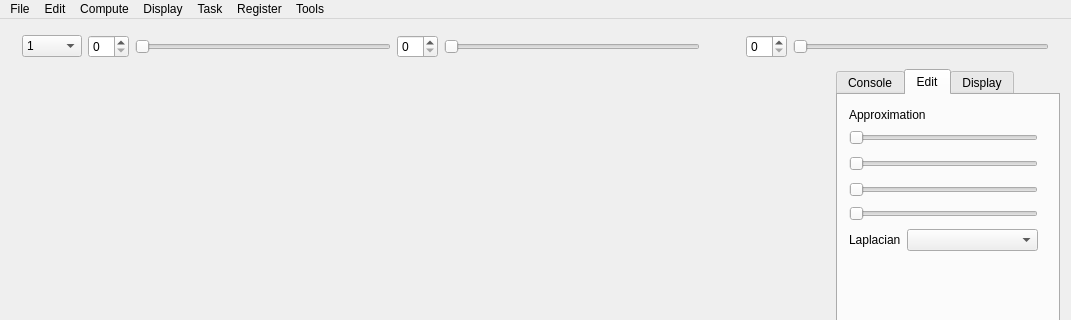
Above: ZGeometry/ZGeometry.ui from sunyzm/ZGeometry before the change; both pictures show x 0 to 1071 and y 0 to 320 of the 1071 by 850 pixel window. Below: the same form after it.
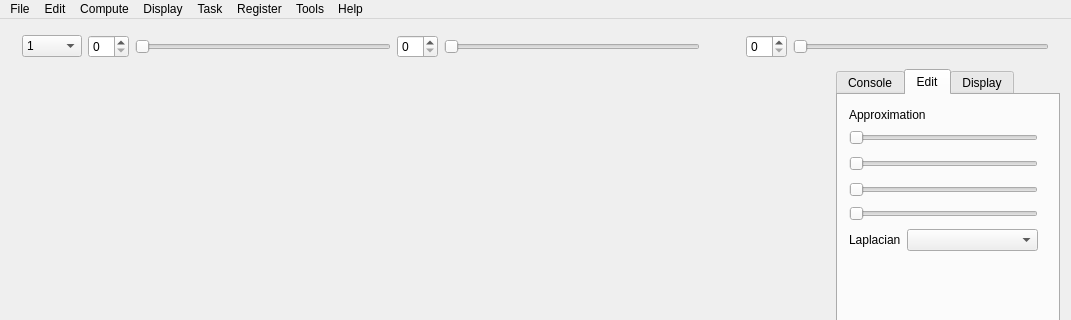
That is the form after the change. Custom widgets are drawn as their Qt base class.

Commit message: Now Help menu can display About Qt dialog box

Diff of the .ui file:
```diff
--- a/ZGeometry/ZGeometry.ui
+++ b/ZGeometry/ZGeometry.ui
@@ -759,6 +759,12 @@
     <addaction name="actionExploreScreenshots"/>
     <addaction name="actionExploreOutput"/>
    </widget>
+   <widget class="QMenu" name="menuHelp">
+    <property name="title">
+     <string>Help</string>
+    </property>
+    <addaction name="actionAboutQt"/>
+   </widget>
    <addaction name="menuFile"/>
    <addaction name="menuEdit"/>
    <addaction name="menuCompute"/>
@@ -766,6 +772,7 @@
    <addaction name="menuTask"/>
    <addaction name="menuRegister"/>
    <addaction name="menuTools"/>
+   <addaction name="menuHelp"/>
   </widget>
   <widget class="QStatusBar" name="statusBar"/>
   <action name="actionExit">
```
Left out of the diff: 5 changed lines with no effect on the pictures. The commit also changes 7 other files.
